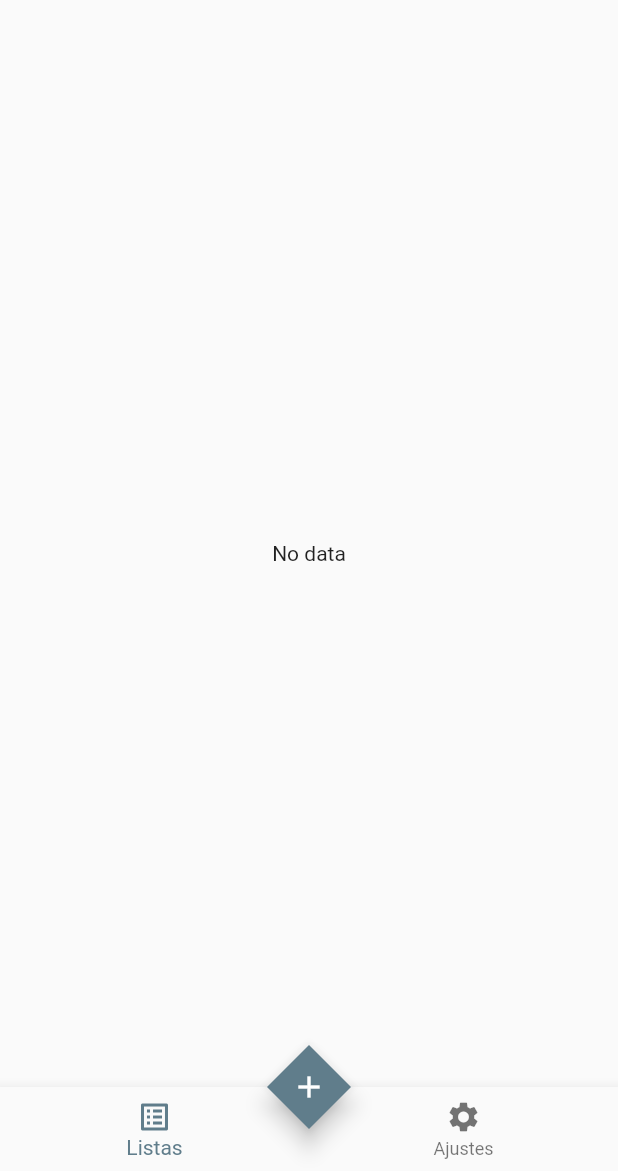
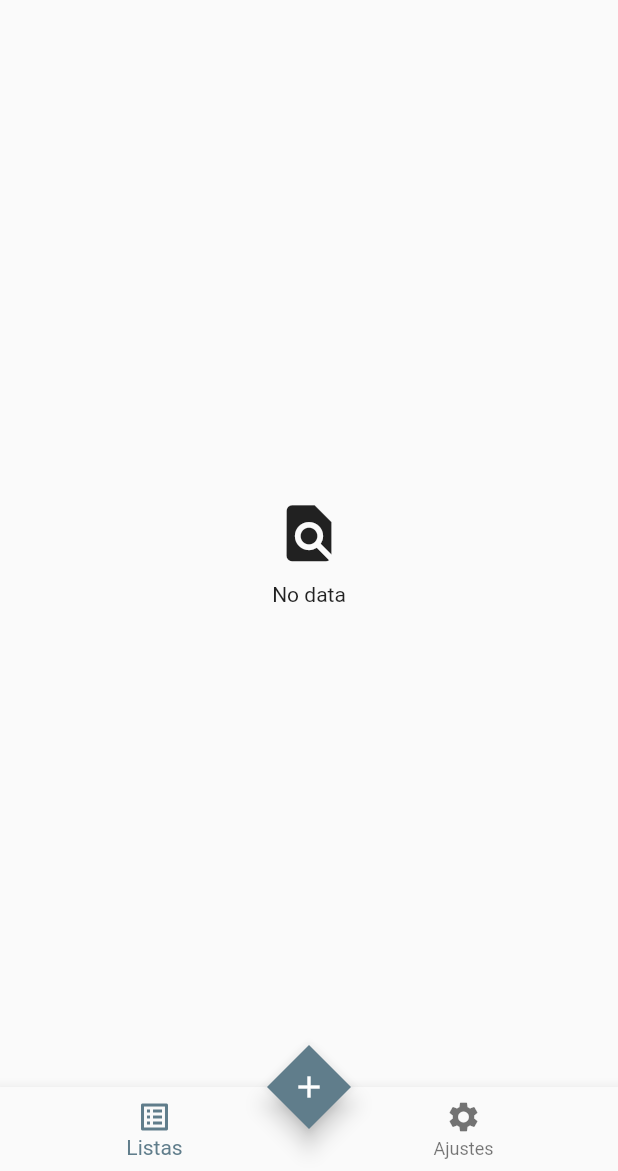
Before and after one commit to gonzalogauto/compras_app, a Flutter app: the screen it shows after launch, on a phone screen of 412 x 824 dp, the part 65-1236 px from its top. Run offline on Flutter 3.47's test engine with Material 2 defaults, Android fonts, the phone set to English and light mode, and no system bars; our stand-ins replace bloc, flutter_bloc, get_it, google_fonts, moor, moor_flutter and 2 more; generated files the repository leaves out were written again.

Commit message:
update empty screen

```diff
--- a/lib/src/core/widgets/empty_widget.dart
+++ b/lib/src/core/widgets/empty_widget.dart
@@ -7,7 +7,17 @@ class CustomEmptyWidget extends StatelessWidget {
   @override
   Widget build(BuildContext context) {
     return Center(
-      child: Text(AppLocalizations.of(context)!.noData),
+      child: Column(
+        mainAxisAlignment: MainAxisAlignment.center,
+        children: [
+          const Icon(
+            Icons.find_in_page,
+            size: 45,
+          ),
+          const SizedBox(height: 10),
+          Text(AppLocalizations.of(context)!.noData)
+        ],
+      ),
     );
   }
 }
```
